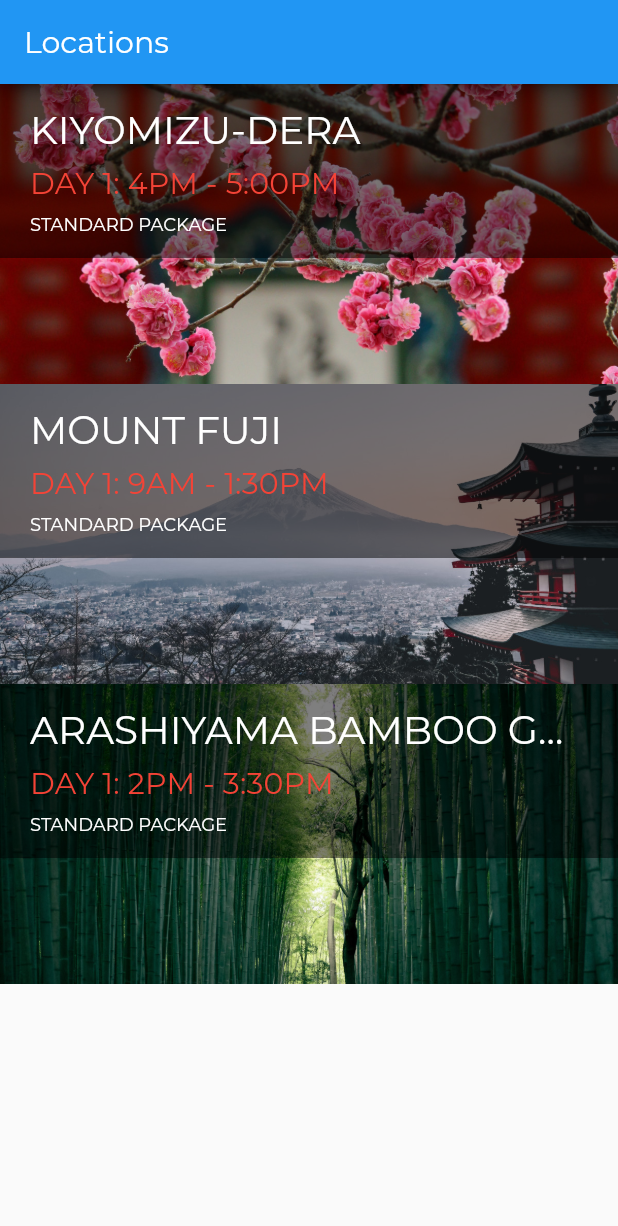
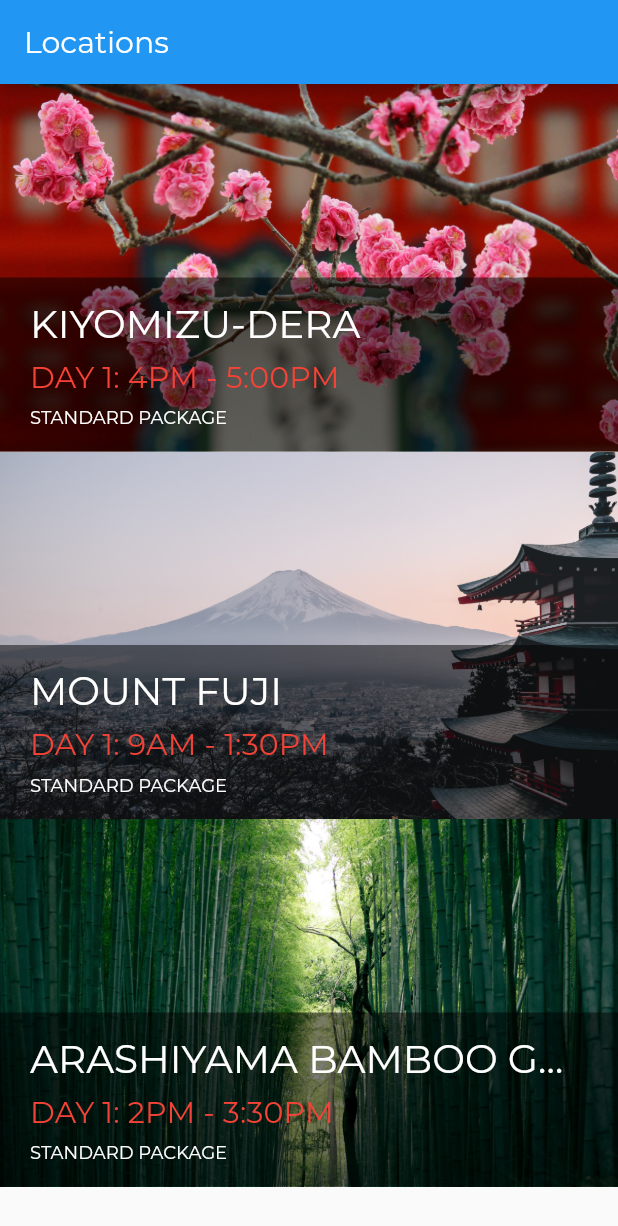
Before and after one commit to activesince93/first_flutter_app, a Flutter app: the screen it shows after launch, on a phone screen of 412 x 824 dp. Shown: the top 1226 px of the screen. Run offline on Flutter 3.47's test engine with Material 2 defaults, Android fonts, the phone set to English and light mode, and no system bars.

Commit message:
- Design 'location_list.dart' screen

```diff
--- a/lib/location_detail/location_detail.dart
+++ b/lib/location_detail/location_detail.dart
@@ -20,7 +20,7 @@ class LocationDetail extends StatelessWidget {
         mainAxisAlignment: MainAxisAlignment.start,
         crossAxisAlignment: CrossAxisAlignment.stretch,
         children: [
-          ImageBanner(location.imagePath),
+          ImageBanner(imagePath: location.imagePath),
         ]..addAll(textSections(location)),
       ),
     );
--- a/lib/location_list/location_list.dart
+++ b/lib/location_list/location_list.dart
@@ -34,13 +34,16 @@ class LocationList extends StatelessWidget {
 
   Widget _itemBuilder(BuildContext context, Location location) {
     return GestureDetector(
-      child: Stack(
-        children: [
-          ImageBanner(location.imagePath),
-          TileOverlay(location),
-        ],
+      onTap: () => _onLocationTap(context, location.id),
+      child: Container(
+        height: 245.0,
+        child: Stack(
+          children: [
+            ImageBanner(imagePath: location.imagePath, height: 245.0),
+            TileOverlay(location),
+          ],
+        ),
       ),
-      onTap: () => _onLocationTap(context, location.id),
     );
   }
 }
--- a/lib/widgets/image_banner.dart
+++ b/lib/widgets/image_banner.dart
@@ -2,21 +2,22 @@ import 'package:flutter/material.dart';
 
 class ImageBanner extends StatelessWidget {
 
-  final String _imagePath;
+  final String imagePath;
+  final double height;
 
-  ImageBanner(this._imagePath);
+  ImageBanner({@required this.imagePath, this.height = 200.0});
 
   @override
   Widget build(BuildContext context) {
     return Container(
       constraints: BoxConstraints.expand(
-        height: 200.0
+        height: height
       ),
       decoration: BoxDecoration(
         color: Colors.grey
       ),
       child: Image.asset(
-          _imagePath,
+          imagePath,
         fit: BoxFit.cover,
       ),
     );
```
